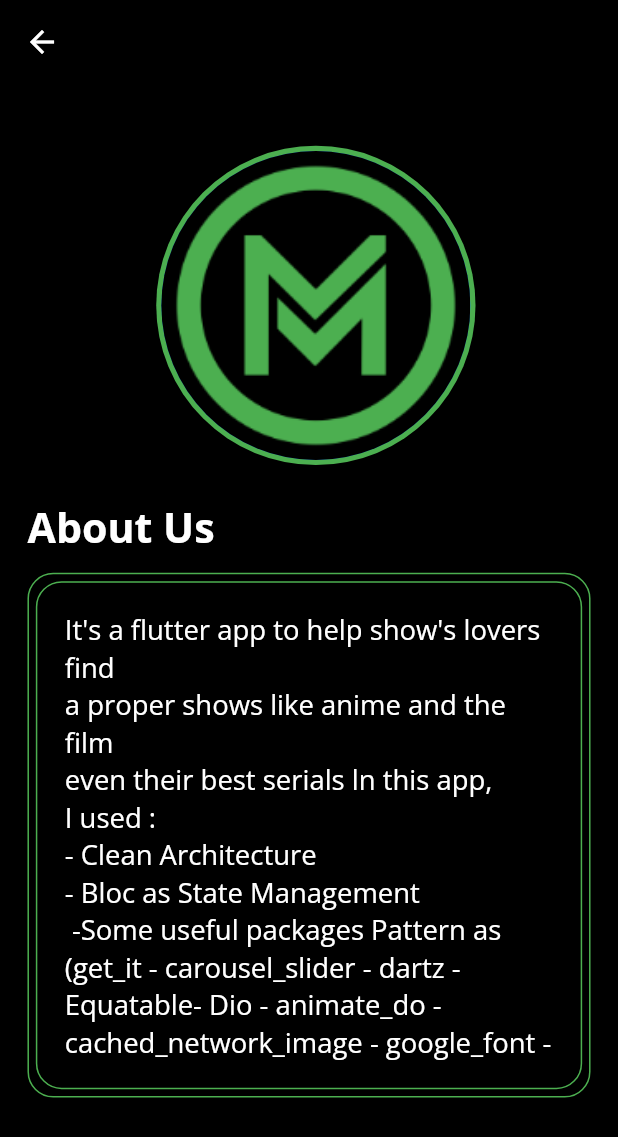
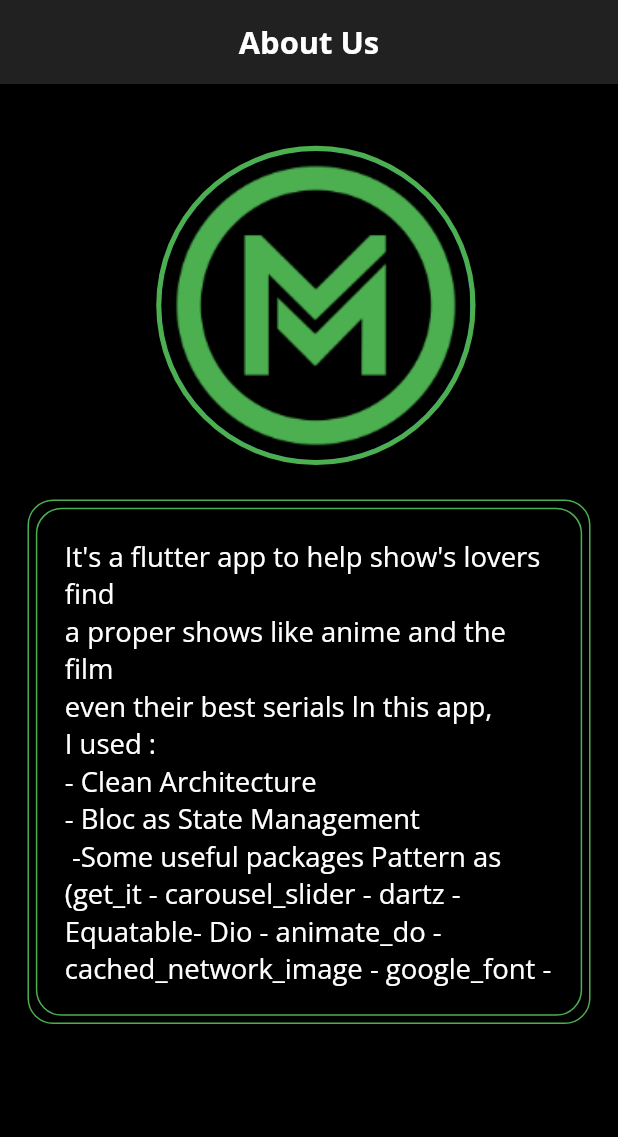
Before and after one commit to HusseinMohamed99/EGY_DEAD, a Flutter app: the screen it shows after launch, item 4 of the bottom bar chosen, after a tap on "About us", on a phone screen of 412 x 824 dp. Shown: the top 1137 px of the screen. Run offline on Flutter 3.47's test engine with Material 2 defaults, Android fonts, the phone set to English and light mode, and no system bars; our stand-ins replace animate_do, cached_network_image, carousel_slider, connectivity_plus, dartz, dio and 10 more; network calls fail.

Commit message:
Update splash screen images and resolution Update now playing widget image size Update about us screen Update help screen Update main screen bottom navigation bar items Update settings screen Update on the air widget image size

```diff
--- a/lib/movies/presentation/widgets/now_playing_widget.dart
+++ b/lib/movies/presentation/widgets/now_playing_widget.dart
@@ -93,14 +93,14 @@ class NowPlayingWidget extends StatelessWidget {
                                 child: Align(
                                   alignment: Alignment.topLeft,
                                   child: ClipRRect(
-                                    borderRadius: BorderRadius.circular(70).r,
+                                    borderRadius: BorderRadius.circular(80).r,
                                     child: ImageWithShimmer(
                                       boxFit: BoxFit.fill,
                                       imageUrl: ApiConstance.imageURL(
                                         item.posterPath,
                                       ),
-                                      width: 110.w,
-                                      height: 110.h,
+                                      width: 120.w,
+                                      height: 100.h,
                                     ),
                                   ),
                                 ),
--- a/lib/presentation_main_app/screen/about_us_screen.dart
+++ b/lib/presentation_main_app/screen/about_us_screen.dart
@@ -1,6 +1,5 @@
 import 'package:flutter/material.dart';
 import 'package:flutter_screenutil/flutter_screenutil.dart';
-import 'package:movies_app/core/components/size_box.dart';
 import 'package:movies_app/core/global/app_string/app_string.dart';
 import 'package:movies_app/core/global/theme/app_color/app_color_dark.dart';
 import 'package:movies_app/core/global/theme/theme_data/theme_data.dart';
@@ -15,7 +14,16 @@ class AboutUsScreen extends StatelessWidget {
     final textTheme = getThemeData[AppTheme.darkTheme]!.textTheme;
 
     return Scaffold(
-      appBar: AppBar(),
+      appBar: AppBar(
+        automaticallyImplyLeading: false,
+        backgroundColor: AppColorsDark.greyDarkColor,
+        elevation: 0,
+        title: Text(
+          AppString.aboutUs,
+          style: textTheme.labelLarge,
+        ),
+        centerTitle: true,
+      ),
       body: Padding(
         padding: const EdgeInsets.all(16.0).r,
         child: Column(
@@ -42,11 +50,6 @@ class AboutUsScreen extends StatelessWidget {
                 ),
               ),
             ),
-            Text(
-              AppString.aboutUs,
-              style: textTheme.titleLarge,
-            ),
-            Space(height: 10.h, width: 0),
             Container(
               padding: const EdgeInsets.all(4).r,
               decoration: BoxDecoration(
--- a/lib/presentation_main_app/screen/main_screen.dart
+++ b/lib/presentation_main_app/screen/main_screen.dart
@@ -1,7 +1,5 @@
 import 'dart:async';
-
 import 'package:connectivity_plus/connectivity_plus.dart';
-import 'package:flutter/cupertino.dart';
 import 'package:flutter/material.dart';
 import 'package:flutter_bloc/flutter_bloc.dart';
 import 'package:internet_connection_checker/internet_connection_checker.dart';
@@ -60,14 +58,11 @@ class _MainScreenState extends State<MainScreen> {
               showSelectedLabels: true,
               showUnselectedLabels: false,
               items: [
+                bottomNavigationBarItem(icon: Icons.movie, label: "Movies"),
+                bottomNavigationBarItem(icon: Icons.tv, label: "Tvs"),
+                bottomNavigationBarItem(icon: Icons.search, label: "Search"),
                 bottomNavigationBarItem(
-                    icon: Icons.movie, label: "Movies".toUpperCase()),
-                bottomNavigationBarItem(
-                    icon: Icons.tv, label: "Tvs".toUpperCase()),
-                bottomNavigationBarItem(
-                    icon: Icons.search, label: "Search".toUpperCase()),
-                bottomNavigationBarItem(
-                    icon: Icons.settings, label: "settings".toUpperCase()),
+                    icon: Icons.settings, label: "Settings"),
               ],
             ),
             body: state.screens[state.currentIndex],
--- a/lib/presentation_main_app/screen/settings_screen.dart
+++ b/lib/presentation_main_app/screen/settings_screen.dart
@@ -1,5 +1,6 @@
 import 'package:flutter/material.dart';
 import 'package:flutter_screenutil/flutter_screenutil.dart';
+import 'package:google_fonts/google_fonts.dart';
 import 'package:movies_app/core/components/size_box.dart';
 import 'package:movies_app/core/global/theme/app_color/app_color_dark.dart';
 import 'package:movies_app/core/global/theme/theme_data/theme_data.dart';
@@ -41,8 +42,13 @@ class SettingsScreen extends StatelessWidget {
             ),
           ),
           Text(
-            'Hussein Mohamed'.toUpperCase(),
-            style: textTheme.titleLarge,
+            'Hussein Mohamed',
+            style: GoogleFonts.pacifico(
+              textStyle: TextStyle(
+                color: AppColorsDark.textColor,
+                fontSize: 20.sp,
+              ),
+            ),
           ),
           Space(width: 0.w, height: 30.h),
           Card(
--- a/lib/tvs/presentation/widgets/on_the_air_widget.dart
+++ b/lib/tvs/presentation/widgets/on_the_air_widget.dart
@@ -96,13 +96,13 @@ class OnTheAirWidget extends StatelessWidget {
                                 child: Align(
                                   alignment: Alignment.topLeft,
                                   child: ClipRRect(
-                                    borderRadius: BorderRadius.circular(70).r,
+                                    borderRadius: BorderRadius.circular(80).r,
                                     child: ImageWithShimmer(
                                       boxFit: BoxFit.fill,
                                       imageUrl: ApiConstance.imageURL(
                                         item.posterPath,
                                       ),
-                                      width: 110.w,
+                                      width: 120.w,
                                       height: 100.h,
                                     ),
                                   ),
```
Also changed, not shown: lib/presentation_main_app/screen/help_screen.dart (+10 -6 lines), 6 other files.
